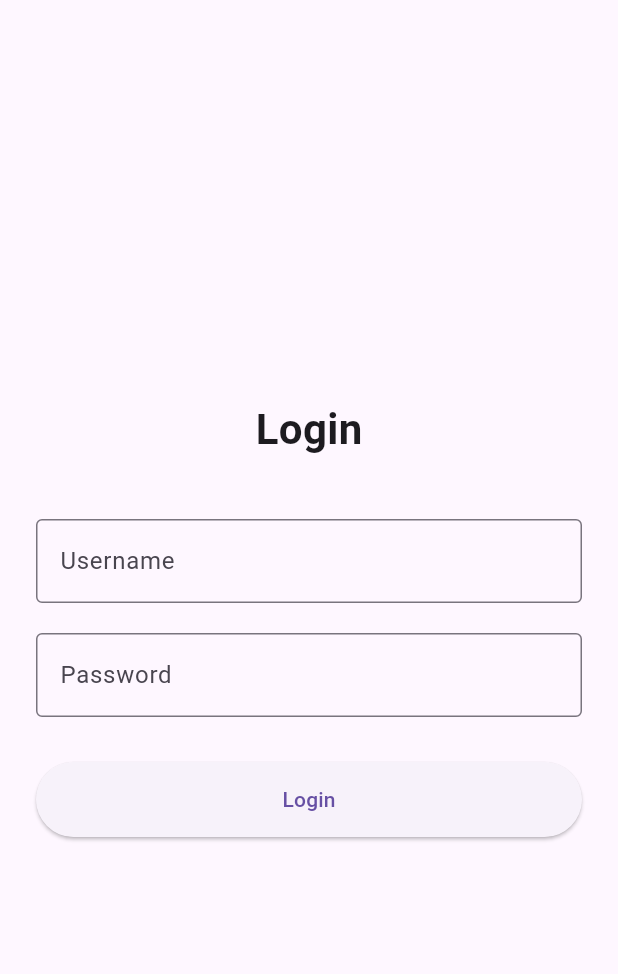
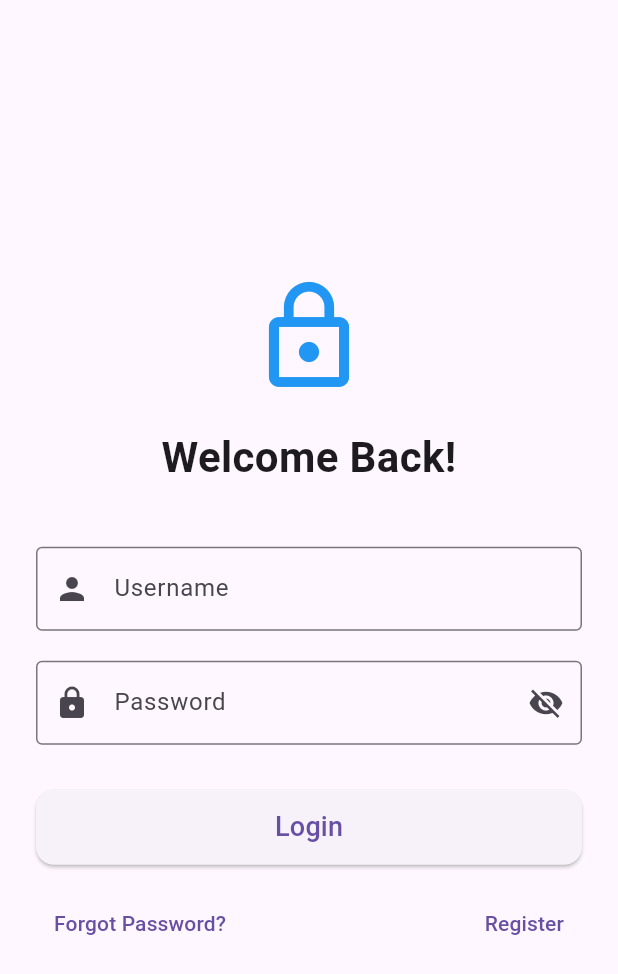
Before and after one commit to Shankargouda-d/demo-flutter, a Flutter app: the screen it shows after launch, on a phone screen of 412 x 824 dp. Shown: the top 974 px of the screen. Run offline on Flutter 3.47's test engine with Material 3 defaults, Android fonts, the phone set to English and light mode, and no system bars.

Commit message:
Changed home screen UI

```diff
--- a/lib/login_screen.dart
+++ b/lib/login_screen.dart
@@ -2,23 +2,24 @@ import 'package:flutter/material.dart';
 import 'home_screen.dart';
 
 class LoginScreen extends StatefulWidget {
+  const LoginScreen({super.key});
+
   @override
-  _LoginScreenState createState() => _LoginScreenState();
+  State<LoginScreen> createState() => _LoginScreenState();
 }
 
 class _LoginScreenState extends State<LoginScreen> {
   final _formKey = GlobalKey<FormState>();
   final TextEditingController _usernameController = TextEditingController();
   final TextEditingController _passwordController = TextEditingController();
+  bool _isPasswordVisible = false;
 
   void _login() {
     if (_formKey.currentState!.validate()) {
       Navigator.pushReplacement(
         context,
         MaterialPageRoute(
-          builder: (context) => HomeScreen(
-            username: _usernameController.text,
-          ),
+          builder: (context) => HomeScreen(username: _usernameController.text),
         ),
       );
     }
@@ -28,48 +29,94 @@ class _LoginScreenState extends State<LoginScreen> {
   Widget build(BuildContext context) {
     return Scaffold(
       body: Center(
-        child: Padding(
+        child: SingleChildScrollView(
+          // ✅ prevents overflow on small screens
           padding: const EdgeInsets.all(24.0),
           child: Form(
             key: _formKey,
             child: Column(
               mainAxisAlignment: MainAxisAlignment.center,
+              crossAxisAlignment: CrossAxisAlignment.stretch,
               children: [
-                Text(
-                  "Login",
-                  style: TextStyle(
-                    fontSize: 28,
-                    fontWeight: FontWeight.bold,
-                  ),
+                const Icon(Icons.lock_outline, size: 80, color: Colors.blue),
+                const SizedBox(height: 20),
+                const Text(
+                  "Welcome Back!",
+                  textAlign: TextAlign.center,
+                  style: TextStyle(fontSize: 28, fontWeight: FontWeight.bold),
                 ),
-                SizedBox(height: 40),
+                const SizedBox(height: 40),
+
+                // Username field
                 TextFormField(
                   controller: _usernameController,
-                  decoration: InputDecoration(
+                  decoration: const InputDecoration(
                     labelText: "Username",
+                    prefixIcon: Icon(Icons.person),
                     border: OutlineInputBorder(),
                   ),
                   validator: (value) =>
                       value!.isEmpty ? "Enter your username" : null,
                 ),
-                SizedBox(height: 20),
+                const SizedBox(height: 20),
+
+                // Password field with toggle
                 TextFormField(
                   controller: _passwordController,
                   decoration: InputDecoration(
                     labelText: "Password",
-                    border: OutlineInputBorder(),
+                    prefixIcon: const Icon(Icons.lock),
+                    border: const OutlineInputBorder(),
+                    suffixIcon: IconButton(
+                      icon: Icon(
+                        _isPasswordVisible
+                            ? Icons.visibility
+                            : Icons.visibility_off,
+                      ),
+                      onPressed: () {
+                        setState(() {
+                          _isPasswordVisible = !_isPasswordVisible;
+                        });
+                      },
+                    ),
                   ),
-                  obscureText: true,
+                  obscureText: !_isPasswordVisible,
                   validator: (value) =>
                       value!.isEmpty ? "Enter your password" : null,
                 ),
-                SizedBox(height: 30),
+                const SizedBox(height: 30),
+
+                // Login button
                 ElevatedButton(
                   onPressed: _login,
-                  child: Text("Login"),
                   style: ElevatedButton.styleFrom(
-                    minimumSize: Size(double.infinity, 50),
+                    minimumSize: const Size(double.infinity, 50),
+                    shape: RoundedRectangleBorder(
+                      borderRadius: BorderRadius.circular(12),
+                    ),
                   ),
+                  child: const Text("Login", style: TextStyle(fontSize: 18)),
+                ),
+
+                const SizedBox(height: 15),
+
+                // Forgot password and Register
+                Row(
+                  mainAxisAlignment: MainAxisAlignment.spaceBetween,
+                  children: [
+                    TextButton(
+                      onPressed: () {
+                        // TODO: Add forgot password logic
+                      },
+                      child: const Text("Forgot Password?"),
+                    ),
+                    TextButton(
+                      onPressed: () {
+                        // TODO: Navigate to register screen
+                      },
+                      child: const Text("Register"),
+                    ),
+                  ],
                 ),
               ],
             ),
```
